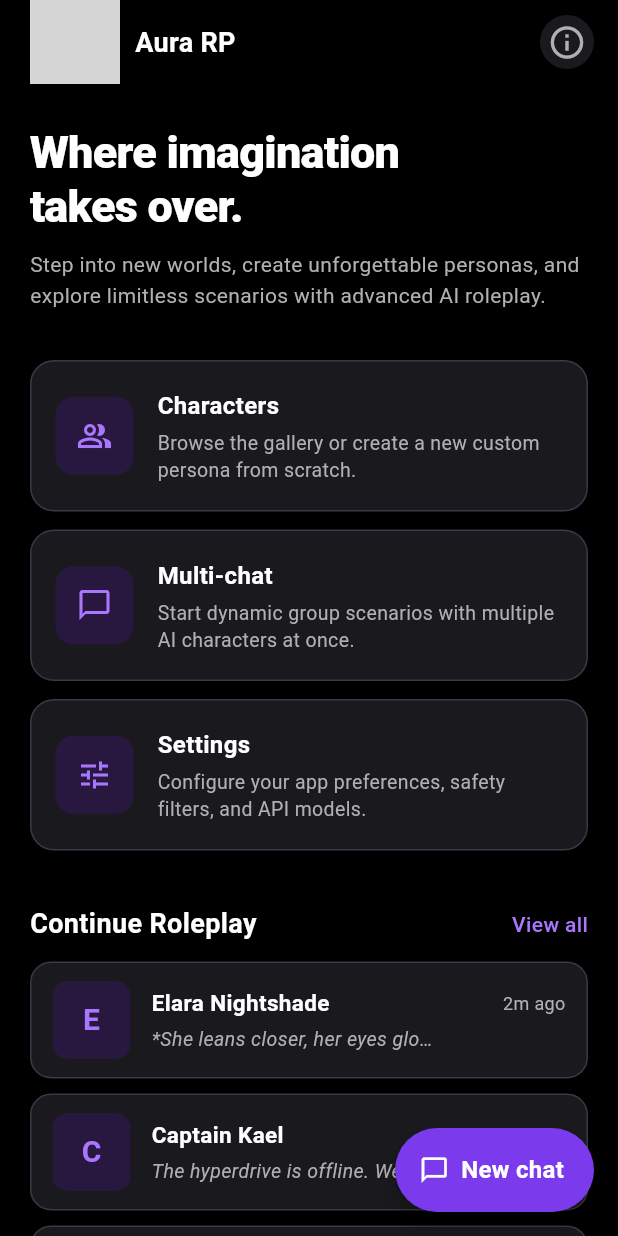
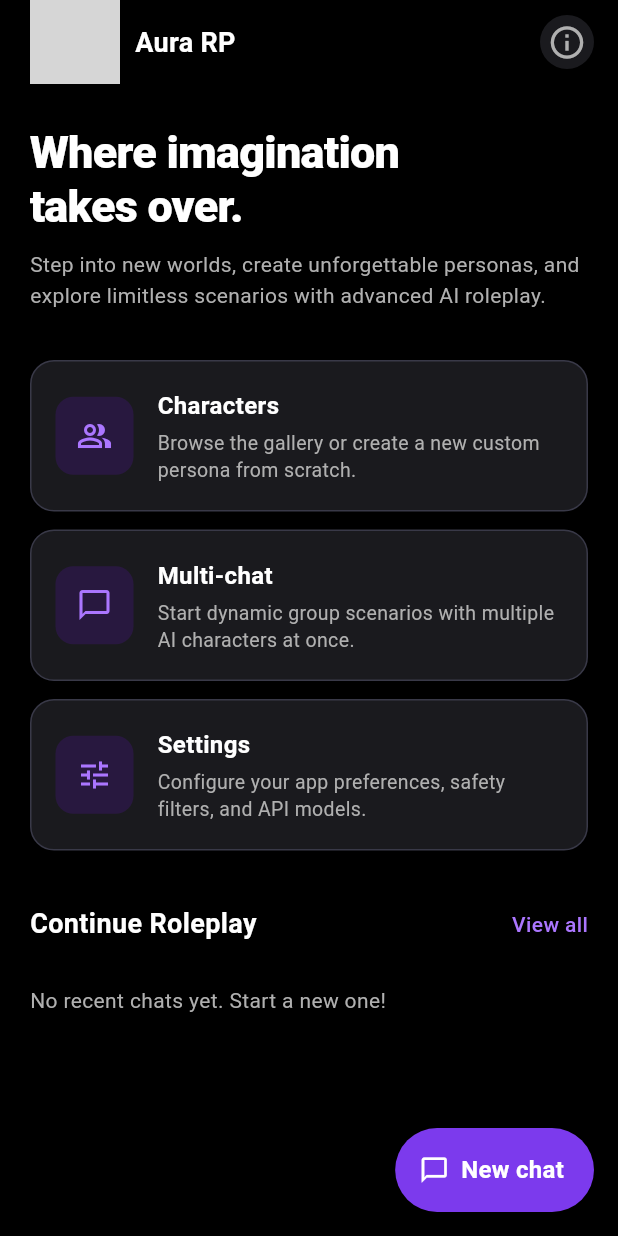
Before and after one commit to sart33/nsfw_flutter_ai_chat, a Flutter app: the screen it shows after launch, on a phone screen of 412 x 824 dp. Run offline on Flutter 3.47's test engine with Material 3 defaults, Android fonts, the phone set to English and light mode, and no system bars; our stand-ins replace dio, flutter_riverpod, flutter_secure_storage, fluttertoast, image_cropper, image_picker and 4 more; accounts and stored records are empty; generated files the repository leaves out were written again; grey boxes are pictures that could not be loaded.

Commit message:
feat: implement Continue Roleplay section on HomeScreen Changes made: New files:
lib/domain/entities/recent_chat_entity.dart — new entity holding persona name, avatar, preview, timestamp for home screen display
lib/presentation/providers/recent_chats_provider.dart — FutureProvider fetching 5 most recent single-persona branches via PersonaRepository

Modified files:

lib/core/factory/database_helper.dart — added getRecentSingleBranches() with JOIN on messages table to get accurate last activity timestamp
lib/data/repositories/branch_repository.dart — added getRecentSingleBranches() and touchTimestamp() methods, updated _mapRowToEntity to use real_updated_at
lib/presentation/providers/chat_notifier.dart — fixed preview: now updates with last AI reply text (not first user message) in sendMessage and regenLastAI; added touchTimestamp call after each AI reply
lib/presentation/screens/home_screen.dart — converted to ConsumerStatefulWidget; replaced static mock data with live _RecentChatsList / _RecentChatCard widgets; added ref.invalidate(recentChatsProvider) on return from all navigation routes

```diff
--- /dev/null
+++ b/lib/presentation/providers/recent_chats_provider.dart
@@ -0,0 +1,42 @@
+import 'package:flutter_riverpod/flutter_riverpod.dart';
+import 'package:nsfw_chat/data/repositories/branch_repository.dart';
+import 'package:nsfw_chat/data/repositories/persona_repository.dart';
+import 'package:nsfw_chat/domain/entities/persona_entity.dart';
+import 'package:nsfw_chat/domain/entities/recent_chat_entity.dart';
+import 'package:nsfw_chat/domain/mappers/persona_mapper.dart';
+
+final recentChatsProvider = FutureProvider<List<RecentChatEntity>>((ref) async {
+  final branchRepo = BranchRepository();
+  final personaRepo = PersonaRepository();
+
+  final branches = await branchRepo.getRecentSingleBranches(limit: 5);
+  final personaModels = await personaRepo.getAll();
+  final personas = personaModels.when(
+    success: (models) => PersonaMapper.toEntityList(models),
+    failure: (_, __) => <PersonaEntity>[],
+  );
+
+  final result = <RecentChatEntity>[];
+  for (final branch in branches) {
+    final personaId = branch.entityId.replaceFirst('single:', '');
+    PersonaEntity? persona;
+    try {
+      persona = personas.firstWhere((p) => p.id == personaId);
+    } catch (_) {
+      // Persona not found (might have been deleted)
+      continue;
+    }
+
+    result.add(RecentChatEntity(
+      branchId: branch.id,
+      entityId: branch.entityId,
+      personaId: personaId,
+      personaName: persona.name,
+      avatarPath: persona.avatarPath,
+      avatarAssetPath: persona.avatarAssetPath,
+      preview: branch.preview,
+      updatedAt: branch.updatedAt,
+    ));
+  }
+  return result;
+});
--- a/lib/presentation/screens/home_screen.dart
+++ b/lib/presentation/screens/home_screen.dart
@@ -3,58 +3,35 @@ import 'package:flutter_riverpod/flutter_riverpod.dart';
 import 'package:nsfw_chat/core/config/app_theme.dart';
 import 'package:nsfw_chat/core/extensions/context_extensions.dart';
 import 'package:nsfw_chat/domain/entities/persona_entity.dart';
+import 'package:nsfw_chat/domain/entities/recent_chat_entity.dart';
 import 'package:nsfw_chat/presentation/providers/persona_provider.dart';
+import 'package:nsfw_chat/presentation/providers/recent_chats_provider.dart';
 import 'package:nsfw_chat/presentation/screens/about_app_screen.dart';
 import 'package:nsfw_chat/presentation/screens/branch_list_screen.dart';
 import 'package:nsfw_chat/presentation/screens/multi_preset_list_screen.dart';
 import 'package:nsfw_chat/presentation/screens/persona_list_screen.dart';
 import 'package:nsfw_chat/presentation/screens/settings_screen.dart';
-
-// ─────────────────────────────────────────────
-//  Fake "recent chats" model – replace with
-//  your real provider when ready.
-// ─────────────────────────────────────────────
-class _RecentChat {
-  final String name;
-  final String preview;
-  final String time;
-  final String? avatarUrl;
-
-  const _RecentChat({
-    required this.name,
-    required this.preview,
-    required this.time,
-    this.avatarUrl,
-  });
-}
+import 'package:nsfw_chat/presentation/widgets/avatar_widget.dart';
 
 // ─────────────────────────────────────────────
 //  HomeScreen
 // ─────────────────────────────────────────────
-class HomeScreen extends ConsumerWidget {
+class HomeScreen extends ConsumerStatefulWidget {
   const HomeScreen({super.key});
 
-  // TODO: replace with a real Riverpod provider
-  static const _recent = <_RecentChat>[
-    _RecentChat(
-      name: 'Elara Nightshade',
-      preview: '*She leans closer, her eyes glo…',
-      time: '2m ago',
-    ),
-    _RecentChat(
-      name: 'Captain Kael',
-      preview: 'The hyperdrive is offline. We\'re goin…',
-      time: '1h ago',
-    ),
-    _RecentChat(
-      name: 'Cyberpunk Enforcer',
-      preview: '*Rin smirks while loading her blaster…',
-      time: 'Yesterday',
-    ),
-  ];
+  @override
+  ConsumerState<HomeScreen> createState() => _HomeScreenState();
+}
+
+class _HomeScreenState extends ConsumerState<HomeScreen> {
+  @override
+  void initState() {
+    super.initState();
+  }
+
 
   @override
-  Widget build(BuildContext context, WidgetRef ref) {
+  Widget build(BuildContext context) {
     return Scaffold(
       backgroundColor: AppTheme.background,
       appBar: _buildAppBar(context),
@@ -69,7 +46,7 @@ class HomeScreen extends ConsumerWidget {
             title: context.l10n.characters,
             subtitle: 'Browse the gallery or create a new custom persona from scratch.',
             onTap: () => Navigator.push(context,
-                MaterialPageRoute(builder: (_) => const PersonaListScreen())),
+                MaterialPageRoute(builder: (_) => const PersonaListScreen())).then((_) => ref.invalidate(recentChatsProvider)),
           ),
           const SizedBox(height: 12),
           _NavCard(
@@ -77,7 +54,7 @@ class HomeScreen extends ConsumerWidget {
             title: context.l10n.multiChat,
             subtitle: 'Start dynamic group scenarios with multiple AI characters at once.',
             onTap: () => Navigator.push(context,
-                MaterialPageRoute(builder: (_) => const MultiPresetListScreen())),
+                MaterialPageRoute(builder: (_) => const MultiPresetListScreen())).then((_) => ref.invalidate(recentChatsProvider)),
           ),
           const SizedBox(height: 12),
           _NavCard(
@@ -94,7 +71,7 @@ class HomeScreen extends ConsumerWidget {
             onAction: () {/* TODO */},
           ),
           const SizedBox(height: 12),
-          ..._recent.map((c) => _RecentChatTile(chat: c)),
+          const _RecentChatsList(),
           const SizedBox(height: 100),
         ],
       ),
@@ -146,7 +123,7 @@ class HomeScreen extends ConsumerWidget {
               context,
               MaterialPageRoute(
                   builder: (_) => AboutAppScreen()),
-            );},
+            ).then((_) => ref.invalidate(recentChatsProvider));},
             child: const CircleAvatar(
               radius: 18,
               backgroundColor: AppTheme.cardBg,
@@ -212,7 +189,9 @@ class HomeScreen extends ConsumerWidget {
           greeting: persona.greeting,
         ),
       ),
-    );
+    ).then((_) {
+      if (mounted) ref.invalidate(recentChatsProvider);
+    });
   }
 }
 
@@ -347,43 +326,80 @@ class _SectionHeader extends StatelessWidget {
   }
 }
 
-class _RecentChatTile extends StatelessWidget {
-  final _RecentChat chat;
-  const _RecentChatTile({required this.chat});
+class _RecentChatsList extends ConsumerWidget {
+  const _RecentChatsList();
 
   @override
-  Widget build(BuildContext context) {
+  Widget build(BuildContext context, WidgetRef ref) {
+    final asyncChats = ref.watch(recentChatsProvider);
+    return asyncChats.when(
+      loading: () => const SizedBox(
+        height: 80,
+        child: Center(child: CircularProgressIndicator()),
+      ),
+      error: (_, __) => const SizedBox.shrink(),
+      data: (chats) {
+        if (chats.isEmpty) {
+          return const Padding(
+            padding: EdgeInsets.symmetric(vertical: 16),
+            child: Text(
+              'No recent chats yet. Start a new one!',
+              style: TextStyle(color: AppTheme.textSecondary, fontSize: 14),
+            ),
+          );
+        }
+        return Column(
+          children: chats.map((c) => _RecentChatCard(chat: c)).toList(),
+        );
+      },
+    );
+  }
+}
+
+class _RecentChatCard extends ConsumerWidget {
+  final RecentChatEntity chat;
+  const _RecentChatCard({required this.chat});
+
+  String _formatTime(DateTime dt) {
+    final now = DateTime.now();
+    final diff = now.difference(dt);
+    if (diff.inMinutes < 60) return '${diff.inMinutes}m ago';
+    if (diff.inHours < 24) return '${diff.inHours}h ago';
+    if (diff.inDays == 1) return 'Yesterday';
+    return '${diff.inDays}d ago';
+  }
+
+  @override
+  Widget build(BuildContext context, WidgetRef ref) {
     return Padding(
       padding: const EdgeInsets.only(bottom: 10),
       child: Material(
         color: Colors.transparent,
         child: InkWell(
-          onTap: () {/* TODO */},
+          onTap: () => Navigator.push(
+            context,
+            MaterialPageRoute(
+                builder: (_) => BranchListScreen(
+                  entityId: chat.entityId,
+                  entityName: chat.personaName,
+                  isMulti: false,
+                  greeting: '',
+                ),
+            ),
+          ).then((_) => ref.invalidate(recentChatsProvider)),
           borderRadius: BorderRadius.circular(14),
           child: Container(
             decoration: AppTheme.cardDecoration(radius: 14),
-            padding:
-            const EdgeInsets.symmetric(horizontal: 14, vertical: 12),
+            padding: const EdgeInsets.symmetric(horizontal: 14, vertical: 12),
             child: Row(
               children: [
                 ClipRRect(
                   borderRadius: BorderRadius.circular(10),
-                  child: chat.avatarUrl != null
-                      ? Image.network(chat.avatarUrl!,
-                      width: 52, height: 52, fit: BoxFit.cover)
-                      : Container(
-                    width: 52,
-                    height: 52,
-                    color: AppTheme.iconBg,
-                    child: Center(
-                      child: Text(
-                        chat.name.isNotEmpty ? chat.name[0] : '?',
-                        style: const TextStyle(
-                            color: AppTheme.accentLight,
-                            fontSize: 20,
-                            fontWeight: FontWeight.bold),
-                      ),
-                    ),
+                  child: AvatarWidget(
+                    imagePath: chat.avatarPath,
+                    assetPath: chat.avatarAssetPath,
+                    name: chat.personaName,
+                    size: 52,
                   ),
                 ),
                 const SizedBox(width: 14),
@@ -395,7 +411,7 @@ class _RecentChatTile extends StatelessWidget {
                         mainAxisAlignment: MainAxisAlignment.spaceBetween,
                         children: [
                           Expanded(
-                            child: Text(chat.name,
+                            child: Text(chat.personaName,
                                 overflow: TextOverflow.ellipsis,
                                 style: const TextStyle(
                                     color: AppTheme.textPrimary,
@@ -403,20 +419,22 @@ class _RecentChatTile extends StatelessWidget {
                                     fontWeight: FontWeight.w700)),
                           ),
                           const SizedBox(width: 8),
-                          Text(chat.time,
+                          Text(_formatTime(chat.updatedAt),
                               style: const TextStyle(
                                   color: AppTheme.textSecondary,
                                   fontSize: 12)),
                         ],
                       ),
                       const SizedBox(height: 4),
-                      Text(chat.preview,
-                          overflow: TextOverflow.ellipsis,
-                          maxLines: 1,
-                          style: const TextStyle(
-                              color: AppTheme.textSecondary,
-                              fontSize: 13,
-                              fontStyle: FontStyle.italic)),
+                      Text(
+                        chat.preview ?? '...',
+                        overflow: TextOverflow.ellipsis,
+                        maxLines: 1,
+                        style: const TextStyle(
+                            color: AppTheme.textSecondary,
+                            fontSize: 13,
+                            fontStyle: FontStyle.italic),
+                      ),
                     ],
                   ),
                 ),
```
Also changed, not shown: lib/core/factory/database_helper.dart (+25 -0 lines), lib/data/repositories/branch_repository.dart (+24 -1 lines), lib/domain/entities/recent_chat_entity.dart (added, +21 -0 lines), lib/presentation/providers/chat_provider.dart (+10 -0 lines).
